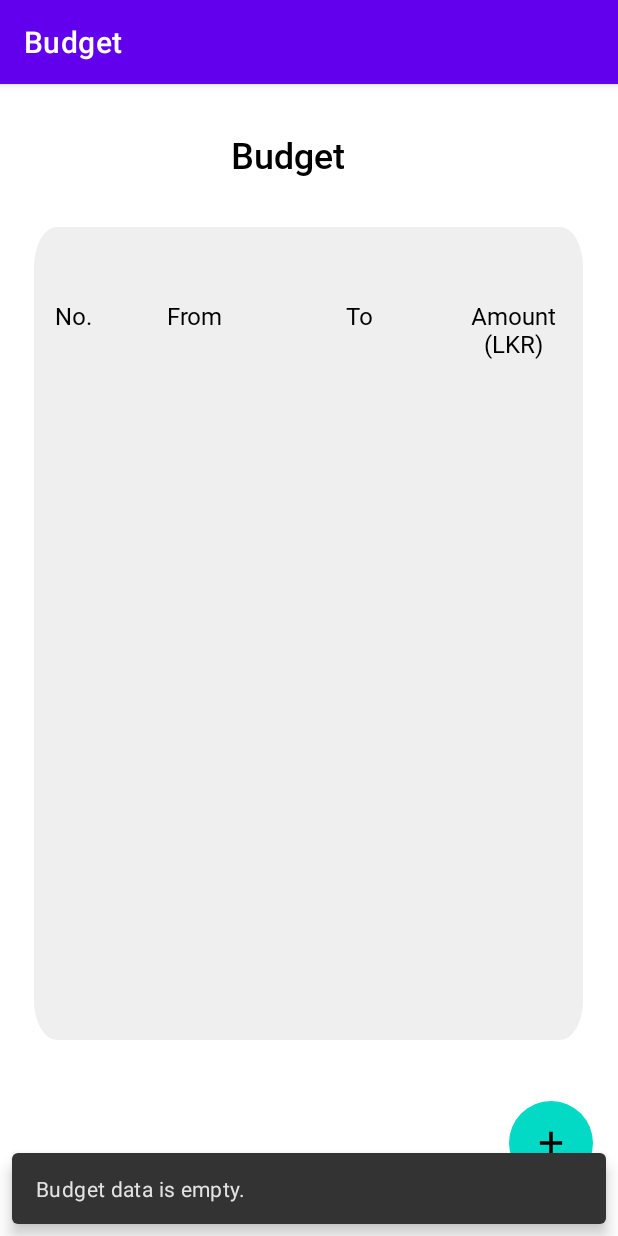
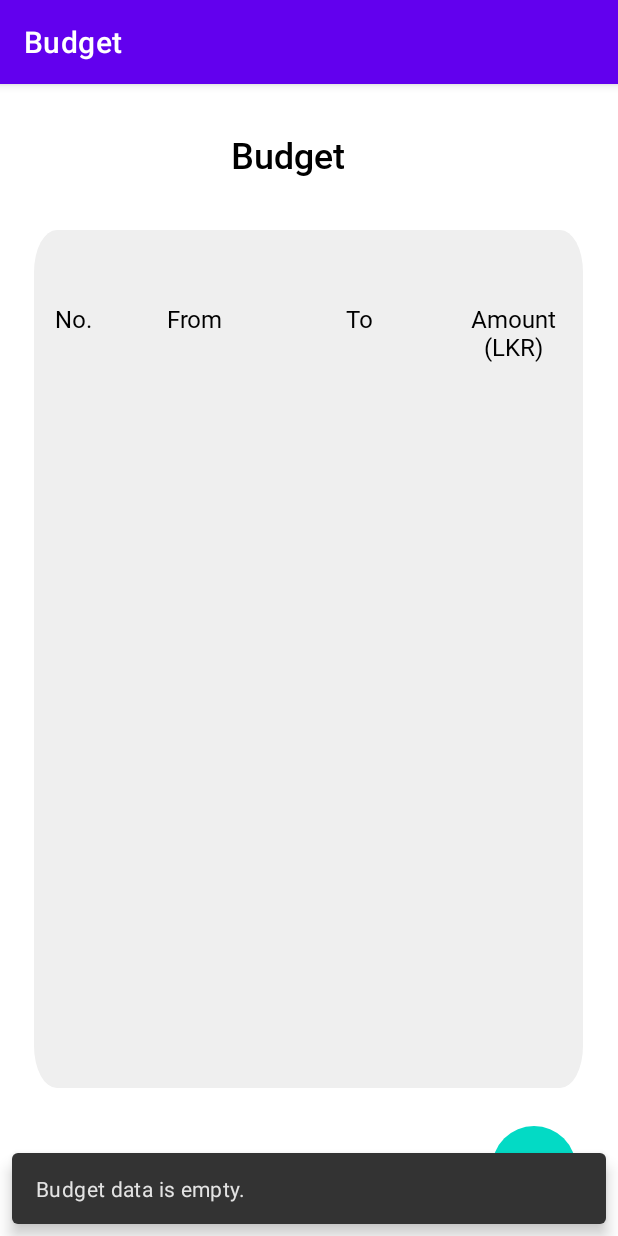
Before and after one commit to IT20611088/Xpense_mobile_App, an Android app: the BudgetReportActivity screen opened directly, with no data from a screen before it, on a phone screen of 412 x 824 dp. Run offline under Robolectric (Android 15) with nearby library versions, the phone set to English and light mode, and no system bars; our stand-ins replace Firebase (no records; nobody signed in at launch, a user with empty details on screens opened directly).

Commit message:
Some changes

```diff
--- a/app/build.gradle
+++ b/app/build.gradle
@@ -57,6 +57,6 @@ dependencies {
 
     // Declare the dependencies for the desired Firebase products without specifying versions
     // For example, declare the dependencies for Firebase Authentication and Cloud Firestore
-    implementation 'com.google.firebase:firebase-auth:21.0.8'
+    implementation 'com.google.firebase:firebase-auth:21.1.0'
     implementation 'com.google.firebase:firebase-firestore'
 }
--- a/app/src/main/java/com/example/xpensemobileapp/budget/BudgetFormActivity.java
+++ b/app/src/main/java/com/example/xpensemobileapp/budget/BudgetFormActivity.java
@@ -81,7 +81,7 @@ public class BudgetFormActivity extends AppCompatActivity {
                         new DatabaseHelper().addBudget(budget, new DatabaseHelper.BudgetDataStatus() {
 
                             @Override
-                            public void DataIsLoaded(ArrayList<Budget> budgetArrayList, ArrayList<String> keys) {
+                            public void DataIsLoaded(ArrayList<Budget> budgetArrayList, ArrayList<String> keys, ArrayList<String> budgetNo) {
 
                             }
 
--- a/app/src/main/java/com/example/xpensemobileapp/budget/BudgetReportActivity.java
+++ b/app/src/main/java/com/example/xpensemobileapp/budget/BudgetReportActivity.java
@@ -9,6 +9,7 @@ import android.view.View;
 import android.widget.ProgressBar;
 
 import androidx.appcompat.app.AppCompatActivity;
+import androidx.constraintlayout.motion.widget.OnSwipe;
 import androidx.recyclerview.widget.RecyclerView;
 
 import com.example.xpensemobileapp.R;
@@ -27,6 +28,7 @@ public class BudgetReportActivity extends AppCompatActivity {
 
     @Override
     protected void onCreate(Bundle savedInstanceState) {
+
         super.onCreate(savedInstanceState);
         setContentView(R.layout.activity_budget_report);
 
@@ -38,11 +40,10 @@ public class BudgetReportActivity extends AppCompatActivity {
 
         new DatabaseHelper().readBudget(new DatabaseHelper.BudgetDataStatus() {
             @Override
-            public void DataIsLoaded(ArrayList<Budget> budgetArrayList, ArrayList<String> keys) {
-                Log.i("Is Empty", String.valueOf(budgetArrayList.isEmpty()));
-               if(budgetArrayList.isEmpty() == false){
-                    findViewById(R.id.linearProgressBar).setVisibility(View.GONE);
-                   new RecyclerViewAdapter().initRecyclerView(recyclerView, BudgetReportActivity.this, budgetArrayList, keys);
+            public void DataIsLoaded(ArrayList<Budget> budgetArrayList, ArrayList<String> keys, ArrayList<String> budgetNo) {
+               if(!budgetArrayList.isEmpty()){
+                   findViewById(R.id.linearProgressBar).setVisibility(View.GONE);
+                   new RecyclerViewAdapter().initRecyclerView(recyclerView, BudgetReportActivity.this, budgetArrayList, keys, budgetNo);
                }
                else{
                    findViewById(R.id.linearProgressBar).setVisibility(View.GONE);
--- a/app/src/main/java/com/example/xpensemobileapp/budget/DatabaseHelper.java
+++ b/app/src/main/java/com/example/xpensemobileapp/budget/DatabaseHelper.java
@@ -19,20 +19,23 @@ public class DatabaseHelper {
     private DatabaseReference dbRef;
     private ArrayList<Budget> budgetArrayList = new ArrayList<>();
     private ArrayList<String> keys = new ArrayList<>();
+    private ArrayList<String> budgetNo = new ArrayList<>();
 
     public interface BudgetDataStatus{
-        void DataIsLoaded(ArrayList<Budget> budgetArrayList,  ArrayList<String> keys);
+        void DataIsLoaded(ArrayList<Budget> budgetArrayList,  ArrayList<String> keys, ArrayList<String> budgetNo);
         void DataIsInserted();
         void DataIsUpdated();
         void DataIsDeleted();
     }
 
     public DatabaseHelper(){
+
         dbRef = FirebaseDatabase.getInstance().getReference().child("user_budgets");
     }
 
     //Get all budget records from database
     protected void readBudget(final BudgetDataStatus budgetDataStatus) {
+
         //User ID
         String userId = FirebaseAuth.getInstance().getCurrentUser().getUid();
 
@@ -41,24 +44,27 @@ public class DatabaseHelper {
             public void onDataChange(@NonNull DataSnapshot snapshot) {
                 if (snapshot.hasChildren()) {
                     budgetArrayList.clear();
+                    int count = 0;
                     for (DataSnapshot ds : snapshot.getChildren()) {
                             //Assign retrieved values to a budget object
+
                         Budget budget = new Budget();
                         budget.setDate_from(ds.child("date_from").getValue().toString());
                         budget.setDate_to(ds.child("date_to").getValue().toString());
                         budget.setAmount(Double.parseDouble(ds.child("amount").getValue().toString()));
 
                         //Insert created budget object to ArrayList
+                        budgetNo.add(String.valueOf(++count));
                         budgetArrayList.add(budget);
                         keys.add(String.valueOf(ds.getKey()));
                     }
 
-                   budgetDataStatus.DataIsLoaded(budgetArrayList, keys);
+                   budgetDataStatus.DataIsLoaded(budgetArrayList, keys, budgetNo);
 
                 } else {
                     budgetArrayList.clear();
                     keys.clear();
-                    budgetDataStatus.DataIsLoaded(budgetArrayList, keys);
+                    budgetDataStatus.DataIsLoaded(budgetArrayList, keys, budgetNo);
                 }
             }
 
--- a/app/src/main/java/com/example/xpensemobileapp/budget/UpdateBudgetFormActivity.java
+++ b/app/src/main/java/com/example/xpensemobileapp/budget/UpdateBudgetFormActivity.java
@@ -7,7 +7,6 @@ import android.os.Bundle;
 import android.text.TextUtils;
 import android.util.Log;
 import android.view.View;
-import android.widget.Button;
 import android.widget.EditText;
 
 import com.example.xpensemobileapp.R;
@@ -90,7 +89,7 @@ public class UpdateBudgetFormActivity extends AppCompatActivity {
                             if(compareDate(budgetDateFrom.getText().toString(), budgetDateTo.getText().toString())){
                                 new DatabaseHelper().updateBudget(budget, key, new DatabaseHelper.BudgetDataStatus() {
                                     @Override
-                                    public void DataIsLoaded(ArrayList<Budget> budgetArrayList, ArrayList<String> keys) {
+                                    public void DataIsLoaded(ArrayList<Budget> budgetArrayList, ArrayList<String> keys, ArrayList<String> budgetNo) {
 
                                     }
 
@@ -143,7 +142,7 @@ public class UpdateBudgetFormActivity extends AppCompatActivity {
 
                         new DatabaseHelper().deleteBudget(key, new DatabaseHelper.BudgetDataStatus() {
                             @Override
-                            public void DataIsLoaded(ArrayList<Budget> budgetArrayList, ArrayList<String> keys) {
+                            public void DataIsLoaded(ArrayList<Budget> budgetArrayList, ArrayList<String> keys, ArrayList<String> budgetNo) {
 
                             }
 
--- a/app/src/main/res/layout/activity_budget_report.xml
+++ b/app/src/main/res/layout/activity_budget_report.xml
@@ -36,10 +36,10 @@
         app:elevation="0dp"
         app:layout_constraintBottom_toBottomOf="parent"
         app:layout_constraintEnd_toEndOf="parent"
-        app:layout_constraintHorizontal_bias="0.954"
+        app:layout_constraintHorizontal_bias="0.921"
         app:layout_constraintStart_toStartOf="parent"
         app:layout_constraintTop_toTopOf="parent"
-        app:layout_constraintVertical_bias="0.952"
+        app:layout_constraintVertical_bias="0.976"
         app:srcCompat="@drawable/ic_add" />
 
     <androidx.constraintlayout.widget.ConstraintLayout
@@ -52,7 +52,7 @@
         app:layout_constraintHorizontal_bias="0.488"
         app:layout_constraintStart_toStartOf="parent"
         app:layout_constraintTop_toTopOf="parent"
-        app:layout_constraintVertical_bias="0.423">
+        app:layout_constraintVertical_bias="0.495">
 
         <com.google.android.material.progressindicator.LinearProgressIndicator
             android:id="@+id/linearProgressBar"
@@ -67,7 +67,7 @@
         <androidx.recyclerview.widget.RecyclerView
             android:id="@+id/recyclerViewBudget"
             android:layout_width="match_parent"
-            android:layout_height="450dp"
+            android:layout_height="480dp"
             android:layout_marginBottom="4dp"
             android:clipToPadding="false"
             app:layout_constraintBottom_toBottomOf="parent"
@@ -152,16 +152,5 @@
 
     </androidx.constraintlayout.widget.ConstraintLayout>
 
-    <!--    <TableLayout-->
-    <!--        android:id="@+id/reportTable"-->
-    <!--        android:layout_width="325dp"-->
-    <!--        android:layout_height="556dp"-->
-    <!--        android:background="@drawable/ic_rectangle_51"-->
-    <!--        android:padding="20dp"-->
-    <!--        tools:layout_editor_absoluteX="95dp"-->
-    <!--        tools:layout_editor_absoluteY="429dp">-->
-
-    <!--    </TableLayout>-->
-
 
 </androidx.constraintlayout.widget.ConstraintLayout>
--- a/app/src/main/res/layout/nav_header_navigation_drawer.xml
+++ b/app/src/main/res/layout/nav_header_navigation_drawer.xml
@@ -1,6 +1,7 @@
 <?xml version="1.0" encoding="utf-8"?>
 <LinearLayout xmlns:android="http://schemas.android.com/apk/res/android"
     xmlns:app="http://schemas.android.com/apk/res-auto"
+    android:id="@+id/navHeader"
     android:layout_width="match_parent"
     android:layout_height="@dimen/nav_header_height"
     android:background="@color/blue"
@@ -17,9 +18,9 @@
         android:layout_width="80dp"
         android:layout_height="80dp"
         android:layout_gravity="center"
+        android:background="@drawable/ellipse_157"
         android:contentDescription="@string/nav_header_desc"
-        android:paddingTop="@dimen/nav_header_vertical_spacing"
-        android:background="@drawable/ellipse_157" />
+        android:paddingTop="@dimen/nav_header_vertical_spacing" />
 
     <TextView
         android:id="@+id/tvFirstName"
```
Also changed, not shown: app/src/main/java/com/example/xpensemobileapp/MainActivity.java (+6 -1 lines), app/src/main/java/com/example/xpensemobileapp/budget/RecyclerViewAdapter.java (+8 -6 lines). Lines whose indentation alone changed are shown as unchanged.
